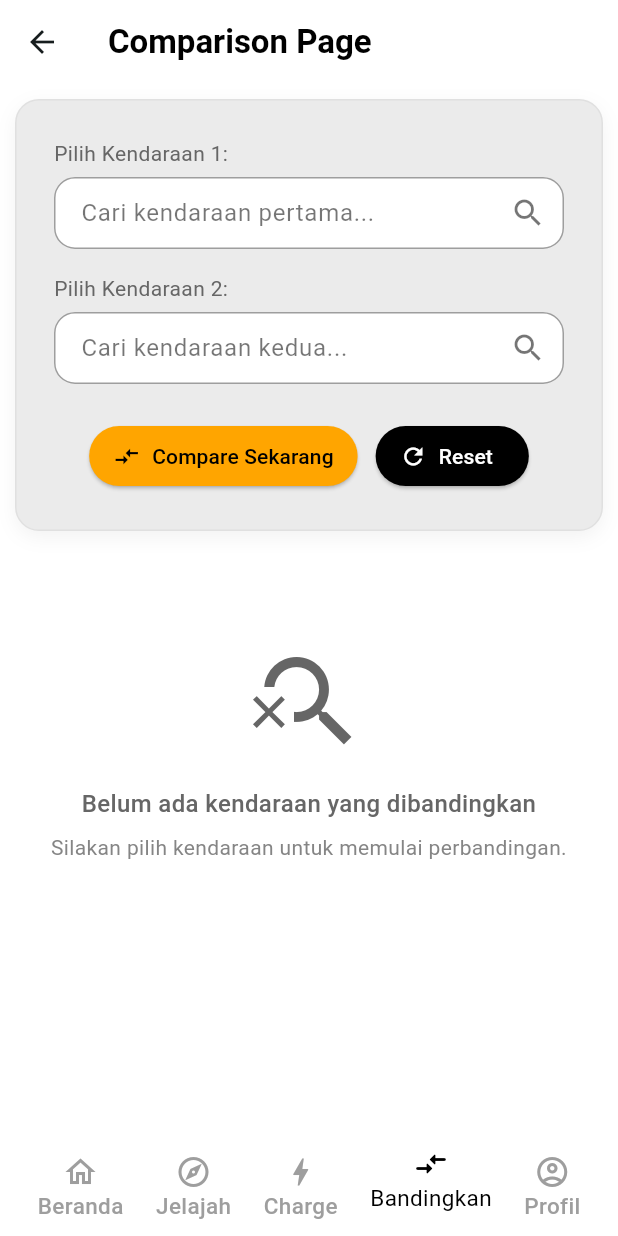
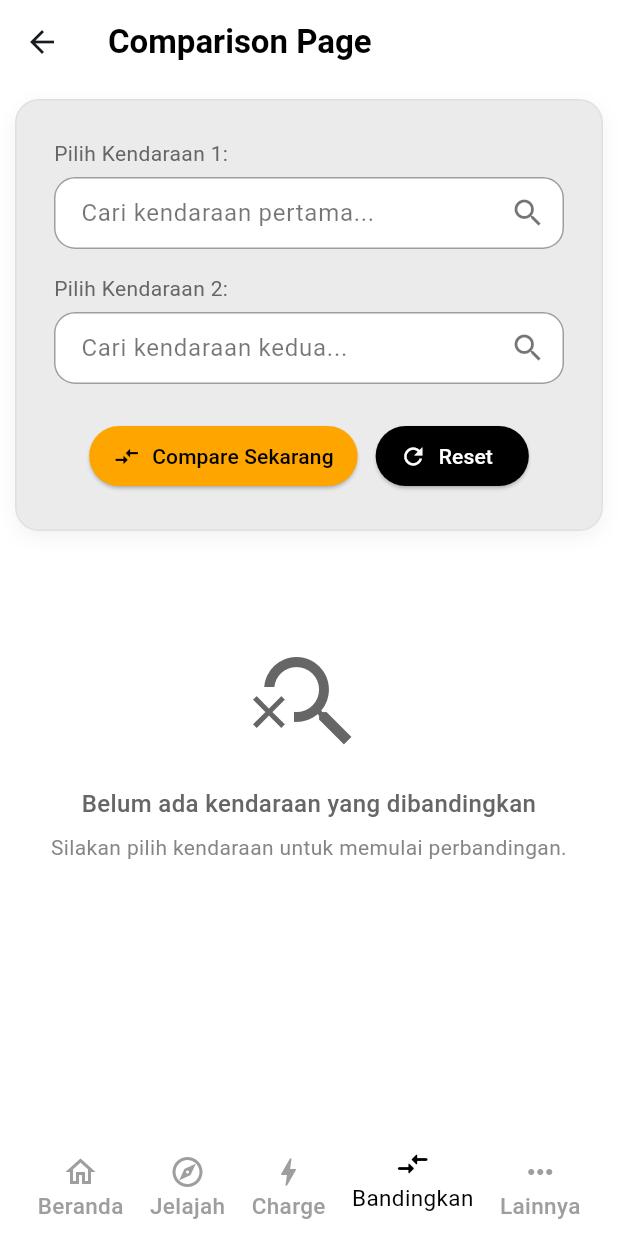
Before and after one commit to mazkama/infoev-mobile, a Flutter app: the BottomNavView screen opened by its route, item 4 of the bottom bar chosen, on a phone screen of 412 x 824 dp. Run offline on Flutter 3.47's test engine with Material 3 defaults, Android fonts, the phone set to English and light mode, and no system bars; our stand-ins replace cached_network_image, flutter_widget_from_html, get, google_fonts, google_maps_flutter, google_sign_in and 2 more; accounts and stored records are empty; network calls fail; Roboto replaces fonts that are missing (SemiBold).

Commit message:
update icon nav bottom

```diff
--- a/lib/app/modules/navbar/views/bottom_nav_view.dart
+++ b/lib/app/modules/navbar/views/bottom_nav_view.dart
@@ -18,7 +18,7 @@ const tabBarItem = {
   "Jelajah": Icons.explore_outlined,
   "Charge": Icons.bolt_outlined,
   "Bandingkan": Icons.compare_arrows_outlined,
-  "Profil": Icons.account_circle_outlined,
+  "Lainnya": Icons.more_horiz_rounded,
 };
 
 // Static mapping for tab items (selected)
@@ -27,7 +27,7 @@ const tabBarItemselect = {
   "Jelajah": Icons.explore,
   "Charge": Icons.bolt_rounded,
   "Bandingkan": Icons.compare_arrows_rounded,
-  "Profil": Icons.account_circle_rounded,
+  "Lainnya": Icons.more_horiz_rounded,
 };
 
 class BottomNavView extends GetView<BottomNavController> {
```
